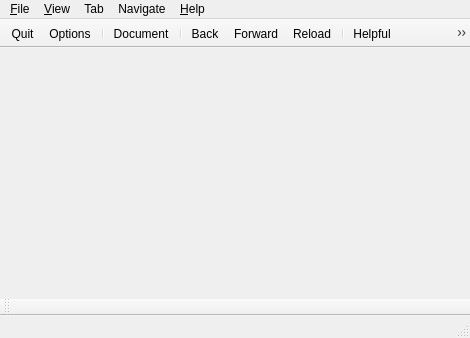
Old version of the form FAQsBrowser/MainWindow.ui in the repository congchenutd/COFAQs.
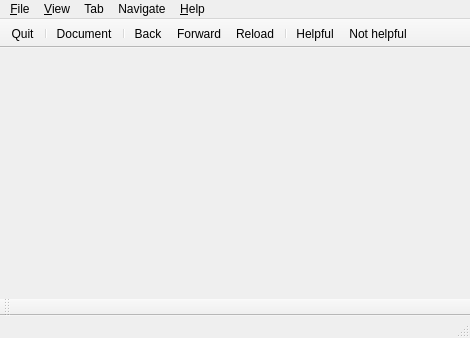
New version of the form. Icons and pictures are not drawn. Custom widgets are drawn as their Qt base class.

```diff
--- a/FAQsBrowser/MainWindow.ui
+++ b/FAQsBrowser/MainWindow.ui
@@ -112,7 +112,6 @@
     <bool>false</bool>
    </attribute>
    <addaction name="actionQuit"/>
-   <addaction name="actionOptions"/>
    <addaction name="separator"/>
    <addaction name="actionDocPage"/>
    <addaction name="separator"/>
@@ -165,15 +164,6 @@
     <string>Document page</string>
    </property>
   </action>
-  <action name="actionOptions">
-   <property name="icon">
-    <iconset resource="Resource.qrc">
-     <normaloff>:/Images/Options.png</normaloff>:/Images/Options.png</iconset>
-   </property>
-   <property name="text">
-    <string>&amp;Options</string>
-   </property>
-  </action>
   <action name="actionAbout">
    <property name="text">
     <string>&amp;About</string>
```
Left out of the diff: 20 changed lines with no effect on the pictures.
